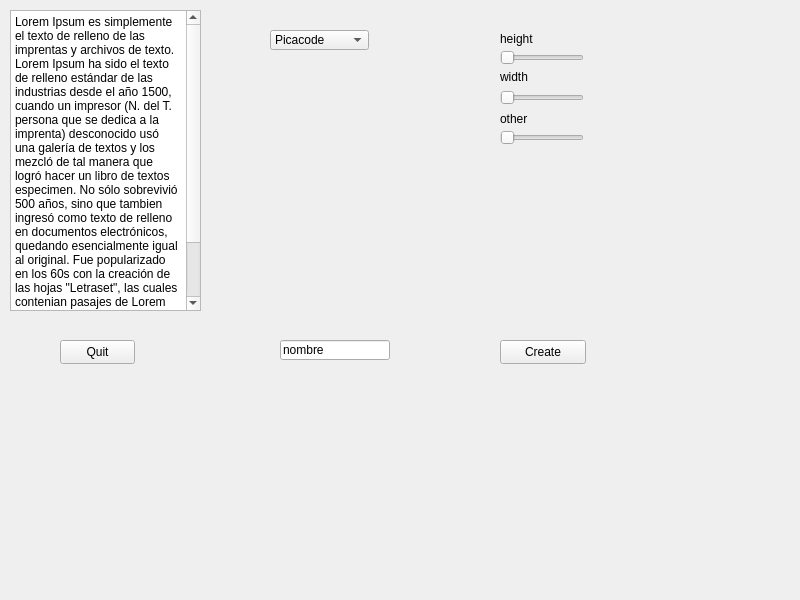
Qt form src/gui/select_player.ui (Virako/ofw) before a commit.
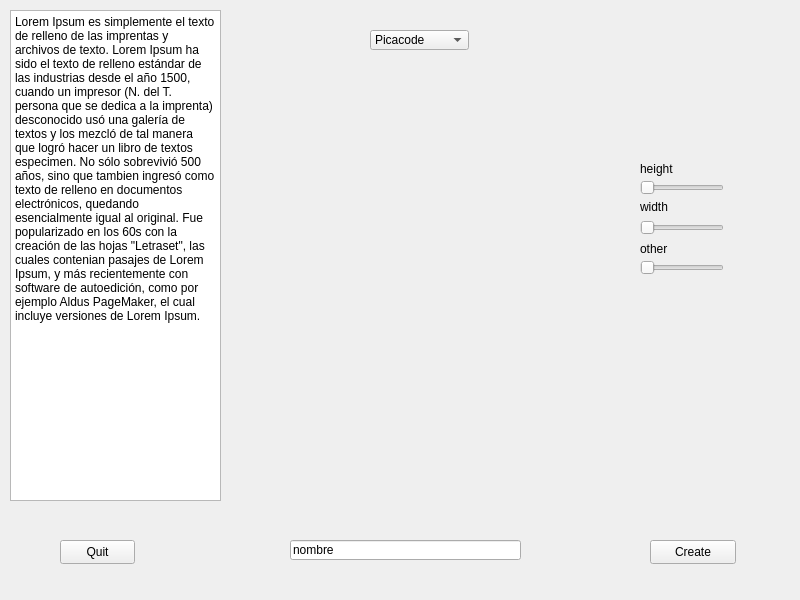
The same form after that commit.

```diff
--- a/src/gui/select_player.ui
+++ b/src/gui/select_player.ui
@@ -18,7 +18,7 @@
     <property name="geometry">
      <rect>
       <x>60</x>
-      <y>340</y>
+      <y>540</y>
       <width>75</width>
       <height>24</height>
      </rect>
@@ -33,7 +33,7 @@
    <widget class="QComboBox" name="comboBox">
     <property name="geometry">
      <rect>
-      <x>270</x>
+      <x>370</x>
       <y>30</y>
       <width>99</width>
       <height>20</height>
@@ -73,8 +73,8 @@
    <widget class="QSlider" name="height">
     <property name="geometry">
      <rect>
-      <x>500</x>
-      <y>50</y>
+      <x>640</x>
+      <y>180</y>
       <width>84</width>
       <height>16</height>
      </rect>
@@ -89,8 +89,8 @@
    <widget class="QLabel" name="l_height">
     <property name="geometry">
      <rect>
-      <x>500</x>
-      <y>32</y>
+      <x>640</x>
+      <y>162</y>
       <width>40</width>
       <height>14</height>
      </rect>
@@ -105,8 +105,8 @@
    <widget class="QLabel" name="l_other">
     <property name="geometry">
      <rect>
-      <x>500</x>
-      <y>112</y>
+      <x>640</x>
+      <y>242</y>
       <width>35</width>
       <height>14</height>
      </rect>
@@ -121,8 +121,8 @@
    <widget class="QLabel" name="l_width">
     <property name="geometry">
      <rect>
-      <x>500</x>
-      <y>70</y>
+      <x>640</x>
+      <y>200</y>
       <width>33</width>
       <height>14</height>
      </rect>
@@ -137,9 +137,9 @@
    <widget class="QLineEdit" name="name">
     <property name="geometry">
      <rect>
-      <x>280</x>
-      <y>340</y>
-      <width>110</width>
+      <x>290</x>
+      <y>540</y>
+      <width>231</width>
       <height>20</height>
      </rect>
     </property>
@@ -156,8 +156,8 @@
    <widget class="QSlider" name="other">
     <property name="geometry">
      <rect>
-      <x>500</x>
-      <y>130</y>
+      <x>640</x>
+      <y>260</y>
       <width>84</width>
       <height>16</height>
      </rect>
@@ -174,8 +174,8 @@
      <rect>
       <x>10</x>
       <y>10</y>
-      <width>191</width>
-      <height>301</height>
+      <width>211</width>
+      <height>491</height>
      </rect>
     </property>
     <property name="html">
@@ -189,8 +189,8 @@
    <widget class="QSlider" name="width">
     <property name="geometry">
      <rect>
-      <x>500</x>
-      <y>90</y>
+      <x>640</x>
+      <y>220</y>
       <width>84</width>
       <height>16</height>
      </rect>
@@ -205,8 +205,8 @@
    <widget class="QPushButton" name="b_create">
     <property name="geometry">
      <rect>
-      <x>500</x>
-      <y>340</y>
+      <x>650</x>
+      <y>540</y>
       <width>86</width>
       <height>24</height>
      </rect>
```
Left out of the diff: 1 changed line with no effect on the pictures.
